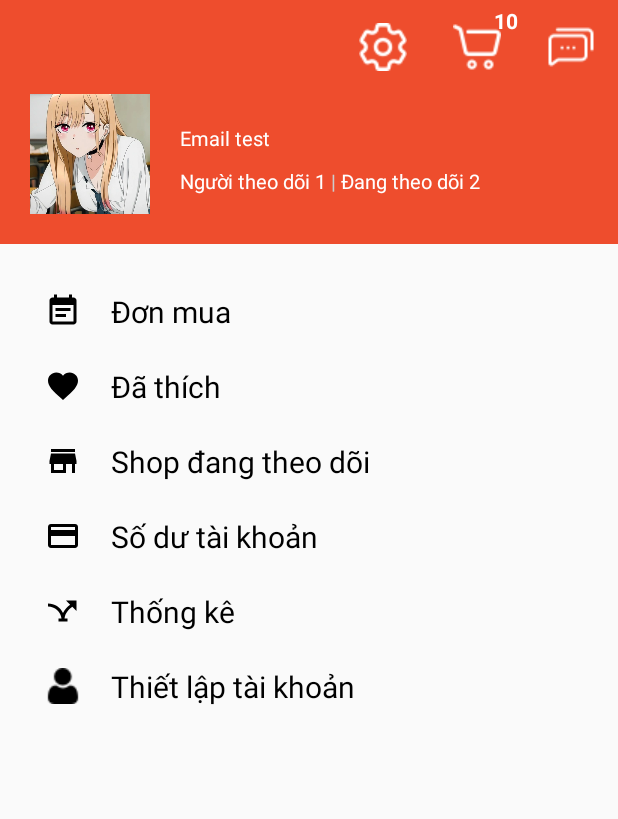
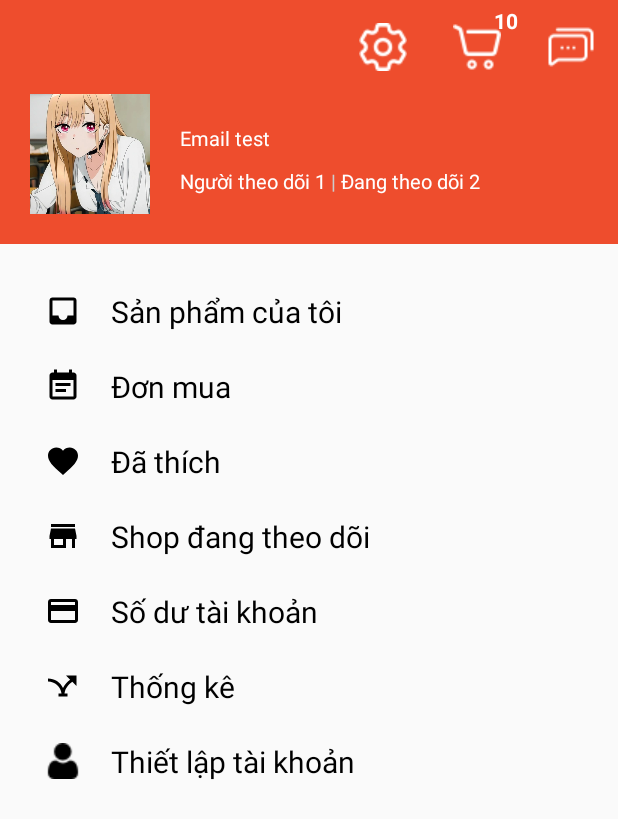
Before and after one commit to jaenguyen/MyShop, an Android app: the fragment UserFragment shown on its own in the app's theme, on a phone screen of 412 x 824 dp. Shown: the top 819 px of the screen. Run offline under Robolectric (Android 15) with nearby library versions, the phone set to English and light mode, and no system bars.

Commit message:
get product from firestore

```diff
--- a/app/build.gradle
+++ b/app/build.gradle
@@ -42,4 +42,7 @@ dependencies {
     implementation 'com.google.firebase:firebase-analytics'
     implementation 'com.google.firebase:firebase-auth'
     implementation("com.google.firebase:firebase-firestore")
+
+    implementation 'com.github.bumptech.glide:glide:4.11.0'
+    annotationProcessor 'com.github.bumptech.glide:compiler:4.11.0'
 }
--- a/app/src/main/AndroidManifest.xml
+++ b/app/src/main/AndroidManifest.xml
@@ -13,6 +13,9 @@
         android:theme="@style/Theme.MyShop"
         tools:targetApi="31">
         <activity
+            android:name=".activity.MyProductActivity"
+            android:exported="false" />
+        <activity
             android:name=".activity.account.AccountSettingActivity"
             android:exported="false" />
         <activity
@@ -23,7 +26,7 @@
             android:exported="false" />
         <activity
             android:name=".activity.LoginActivity"
-            android:exported="false"></activity>
+            android:exported="false" />
         <activity
             android:name=".activity.MainActivity"
             android:exported="false" />
--- a/app/src/main/java/com/ic/myshop/constant/Constant.java
+++ b/app/src/main/java/com/ic/myshop/constant/Constant.java
@@ -10,4 +10,5 @@ public class Constant {
     public static final String PHONE = "số điện thoại";
     public static final String PASSWORD = "mật khẩu";
     public static final String ACCOUNT_SETTING = "Thiết lập tài khoản";
+    public static final String MY_PRODUCT = "Sản phẩm của tôi";
 }
--- a/app/src/main/java/com/ic/myshop/fragment/UserFragment.java
+++ b/app/src/main/java/com/ic/myshop/fragment/UserFragment.java
@@ -14,12 +14,13 @@ import androidx.annotation.Nullable;
 import androidx.fragment.app.Fragment;
 
 import com.ic.myshop.R;
+import com.ic.myshop.activity.MyProductActivity;
 import com.ic.myshop.activity.account.AccountSettingActivity;
 
 public class UserFragment extends Fragment {
 
     private ImageView btn_setting;
-    private TextView txtAccountSetting;
+    private TextView txtAccountSetting, txtMyProduct;
 
     @Nullable
     @Override
@@ -34,19 +35,28 @@ public class UserFragment extends Fragment {
 
         btn_setting = view.findViewById(R.id.btn_setting);
         txtAccountSetting = view.findViewById(R.id.txt_account_setting);
+        txtMyProduct = view.findViewById(R.id.txt_my_product);
 
-        Intent intent = new Intent(getContext(), AccountSettingActivity.class);
+        Intent intentAccountSetting = new Intent(getContext(), AccountSettingActivity.class);
+        Intent intentMyProduct = new Intent(getContext(), MyProductActivity.class);
         btn_setting.setOnClickListener(new View.OnClickListener() {
             @Override
             public void onClick(View view) {
-                startActivity(intent);
+                startActivity(intentAccountSetting);
             }
         });
 
         txtAccountSetting.setOnClickListener(new View.OnClickListener() {
             @Override
             public void onClick(View view) {
-                startActivity(intent);
+                startActivity(intentAccountSetting);
+            }
+        });
+
+        txtMyProduct.setOnClickListener(new View.OnClickListener() {
+            @Override
+            public void onClick(View view) {
+                startActivity(intentMyProduct);
             }
         });
     }
--- /dev/null
+++ b/app/src/main/res/drawable/ic_product.xml
@@ -0,0 +1,5 @@
+<vector android:height="24dp" android:tint="#000000"
+    android:viewportHeight="24" android:viewportWidth="24"
+    android:width="24dp" xmlns:android="http://schemas.android.com/apk/res/android">
+    <path android:fillColor="@android:color/white" android:pathData="M19,3L4.99,3c-1.11,0 -1.98,0.89 -1.98,2L3,19c0,1.1 0.88,2 1.99,2L19,21c1.1,0 2,-0.9 2,-2L21,5c0,-1.11 -0.9,-2 -2,-2zM19,15h-4c0,1.66 -1.35,3 -3,3s-3,-1.34 -3,-3L4.99,15L4.99,5L19,5v10z"/>
+</vector>
--- a/app/src/main/res/layout/fragment_user.xml
+++ b/app/src/main/res/layout/fragment_user.xml
@@ -19,6 +19,25 @@
         android:layout_marginBottom="20dp"
         android:orientation="vertical"
         >
+        <LinearLayout
+            android:layout_width="match_parent"
+            android:layout_height="50dp"
+            android:gravity="center_vertical"
+            android:orientation="horizontal">
+            <ImageView
+                android:layout_width="wrap_content"
+                android:layout_height="wrap_content"
+                android:layout_margin="10dp"
+                android:src="@drawable/ic_product" />
+            <TextView
+                android:id="@+id/txt_my_product"
+                android:layout_width="match_parent"
+                android:layout_height="wrap_content"
+                android:layout_marginLeft="10dp"
+                android:text="Sản phẩm của tôi"
+                android:textColor="@color/black"
+                android:textSize="20dp" />
+        </LinearLayout>
         <LinearLayout
             android:layout_width="match_parent"
             android:layout_height="50dp"
```
Also changed, not shown: app/src/main/java/com/ic/myshop/activity/MyProductActivity.java (added, +134 -0 lines), app/src/main/java/com/ic/myshop/adapter/ProductAdapter.java (added, +73 -0 lines), app/src/main/java/com/ic/myshop/model/Address.java (added, +11 -0 lines), app/src/main/java/com/ic/myshop/model/Product.java (added, +44 -0 lines), app/src/main/res/layout/activity_my_product.xml (added, +29 -0 lines), app/src/main/res/layout/item_product.xml (added, +25 -0 lines).
